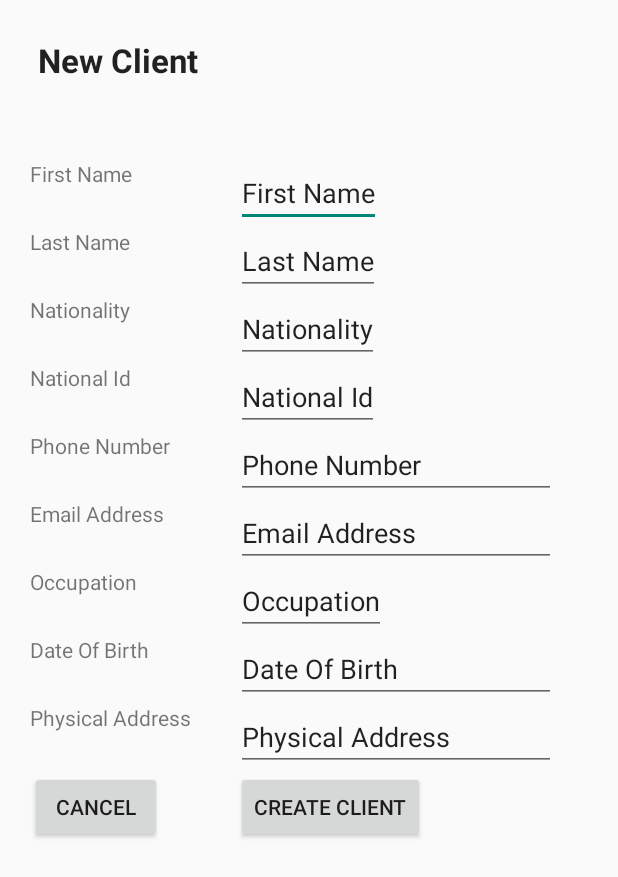
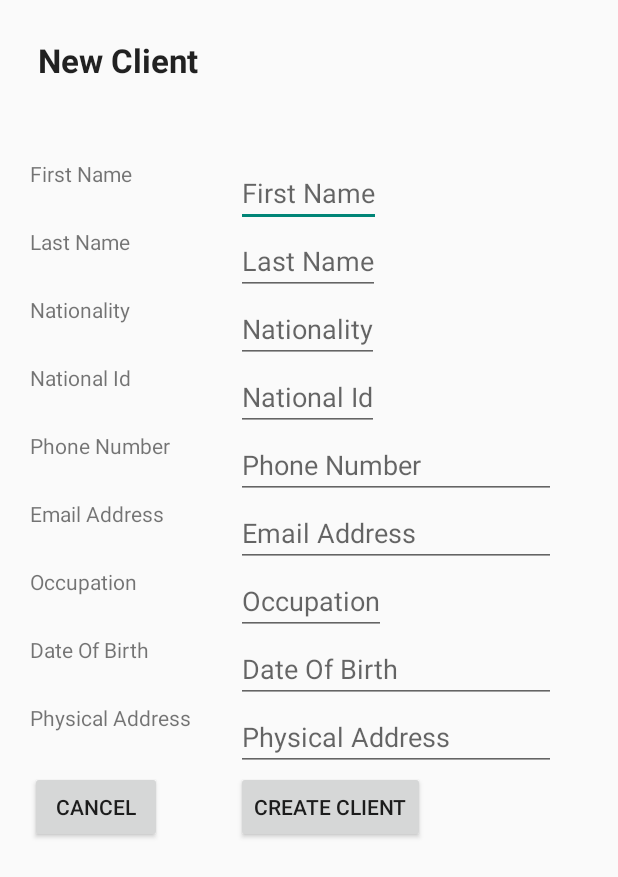
Before and after one commit to rokisa/crbclientregisterand, an Android app: the AddClientScreen screen opened directly, with no data from a screen before it, on a phone screen of 412 x 824 dp. Shown: the top 877 px of the screen. Run offline under Robolectric (Android 15) with nearby library versions, the phone set to English and light mode, and no system bars; libraries missing offline, so code that uses them is left out: retrofit.client; 1 statement that could not run was skipped.

Commit message:
implimented persisting clients records to the db and fetching records via restful webservices

```diff
--- a/app/src/main/java/ke/co/example/weaversoft/crbclientregister/ClientDetailsAPI.java
+++ b/app/src/main/java/ke/co/example/weaversoft/crbclientregister/ClientDetailsAPI.java
@@ -1,10 +1,15 @@
 package ke.co.example.weaversoft.crbclientregister;
+
+import org.json.JSONObject;
 
 import java.util.List;
 
 import ke.co.example.weaversoft.crbclientregister.model.ClientDetails;
 import retrofit.Callback;
+import retrofit.http.Body;
+import retrofit.http.Field;
 import retrofit.http.GET;
+import retrofit.http.POST;
 
 /**
  * Created by weaversoft on 2/18/2015.
@@ -13,4 +18,8 @@ public interface ClientDetailsAPI {
 
     @GET("/clientrec/list")
     public void fetchClientList(Callback<List<ClientDetails>> response);
+
+    @POST("/clientrec/save")
+    public  void createClientDetails(@Body ClientDetails clientDetails,
+                                     Callback<JSONObject> response);
 }
--- a/app/src/main/java/ke/co/example/weaversoft/crbclientregister/model/ClientDetails.java
+++ b/app/src/main/java/ke/co/example/weaversoft/crbclientregister/model/ClientDetails.java
@@ -14,7 +14,7 @@ public class ClientDetails {
     private String phoneNumber;
     private String nationality;
     private String physicalAddress;
-    private Date dateOfBirth;
+    private String dateOfBirth;
     private String occupation;
     private String nationalIdPhoto;
 
@@ -83,11 +83,11 @@ public class ClientDetails {
         this.physicalAddress = physicalAddress;
     }
 
-    public Date getDateOfBirth() {
+    public String getDateOfBirth() {
         return dateOfBirth;
     }
 
-    public void setDateOfBirth(Date dateOfBirth) {
+    public void setDateOfBirth(String dateOfBirth) {
         this.dateOfBirth = dateOfBirth;
     }
 
--- a/app/src/main/res/layout/add_client.xml
+++ b/app/src/main/res/layout/add_client.xml
@@ -29,9 +29,9 @@
         android:layout_width="wrap_content"
         android:layout_height="wrap_content"
         android:id="@+id/etFirstName"
-        android:text="First Name"
         android:layout_alignTop="@+id/textView3"
-        android:layout_centerHorizontal="true" />
+        android:layout_centerHorizontal="true"
+        android:hint="First Name" />
 
     <TextView
         android:layout_width="wrap_content"
@@ -49,7 +49,7 @@
         android:layout_below="@+id/etFirstName"
         android:layout_alignLeft="@+id/etFirstName"
         android:layout_alignStart="@+id/etFirstName"
-        android:text="Last Name" />
+        android:hint="Last Name" />
 
     <TextView
         android:layout_width="wrap_content"
@@ -67,7 +67,7 @@
         android:layout_below="@+id/etLastName"
         android:layout_alignLeft="@+id/etLastName"
         android:layout_alignStart="@+id/etLastName"
-        android:text="Nationality" />
+        android:hint="Nationality" />
 
     <TextView
         android:layout_width="wrap_content"
@@ -85,7 +85,7 @@
         android:layout_below="@+id/etNationality"
         android:layout_alignLeft="@+id/etNationality"
         android:layout_alignStart="@+id/etNationality"
-        android:text="National Id" />
+        android:hint="National Id" />
 
     <TextView
         android:layout_width="wrap_content"
@@ -105,7 +105,7 @@
         android:layout_below="@+id/etNationalId"
         android:layout_alignLeft="@+id/etNationalId"
         android:layout_alignStart="@+id/etNationalId"
-        android:text="Phone Number" />
+        android:hint="Phone Number" />
 
     <TextView
         android:layout_width="wrap_content"
@@ -125,7 +125,7 @@
         android:layout_below="@+id/etPhoneNumber"
         android:layout_alignLeft="@+id/etPhoneNumber"
         android:layout_alignStart="@+id/etPhoneNumber"
-        android:text="Email Address" />
+        android:hint="Email Address" />
 
     <TextView
         android:layout_width="wrap_content"
@@ -143,7 +143,7 @@
         android:layout_below="@+id/etEmailAddress"
         android:layout_alignLeft="@+id/etEmailAddress"
         android:layout_alignStart="@+id/etEmailAddress"
-        android:text="Occupation" />
+        android:hint="Occupation" />
 
     <TextView
         android:layout_width="wrap_content"
@@ -163,7 +163,7 @@
         android:layout_below="@+id/etOccupation"
         android:layout_alignLeft="@+id/etOccupation"
         android:layout_alignStart="@+id/etOccupation"
-        android:text="Date Of Birth" />
+        android:hint="Date Of Birth" />
 
     <TextView
         android:layout_width="wrap_content"
@@ -183,7 +183,7 @@
         android:layout_below="@+id/etDateOfBirth"
         android:layout_alignRight="@+id/etDateOfBirth"
         android:layout_alignEnd="@+id/etDateOfBirth"
-        android:text="Physical Address" />
+        android:hint="Physical Address" />
 
     <Button
         android:layout_width="wrap_content"
```
Also changed, not shown: app/src/main/java/ke/co/example/weaversoft/crbclientregister/AddClientScreen.java (+55 -15 lines), app/src/main/java/ke/co/example/weaversoft/crbclientregister/MainActivity.java (+16 -5 lines), app/src/main/res/layout/activity_main.xml (+10 -0 lines).
